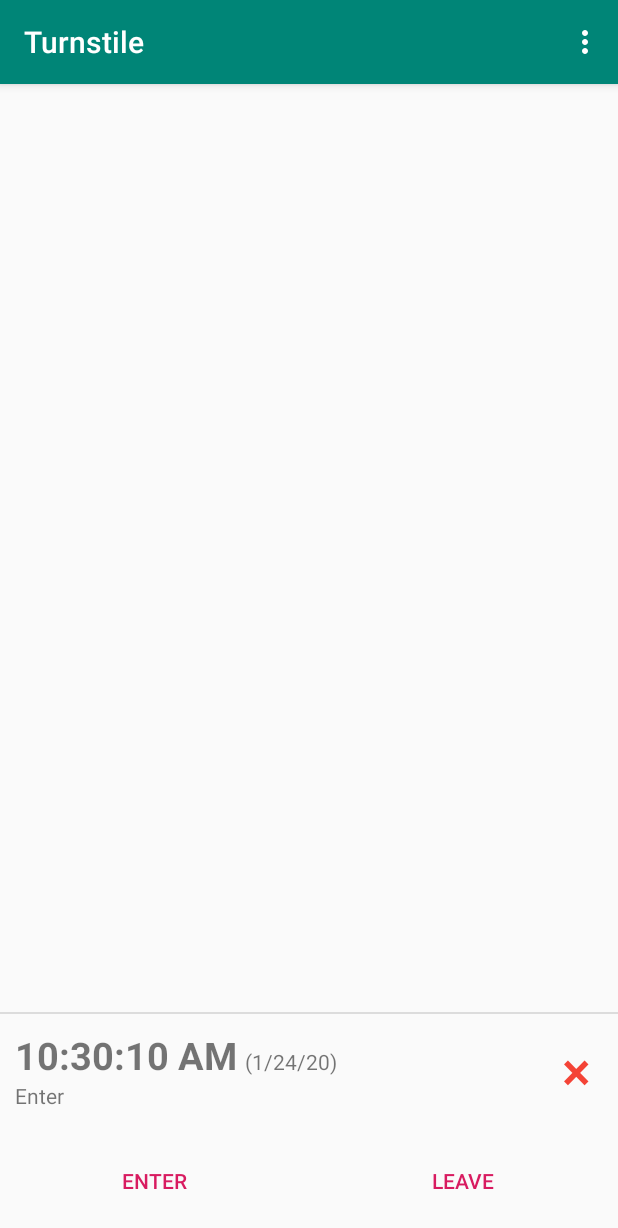
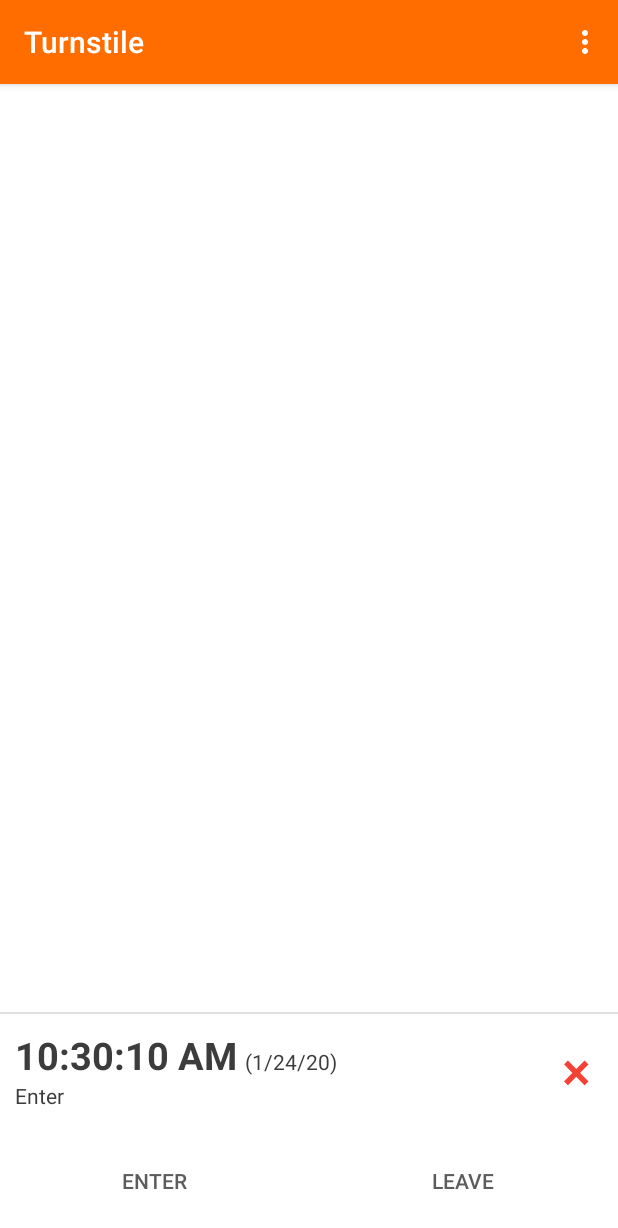
Before and after one commit to burdukowsky/EnterLeave, an Android app: the screen it shows after launch (MainActivity), after a tap on "ENTER", on a phone screen of 412 x 824 dp. Shown: the top 1228 px of the screen. Run offline under Robolectric (Android 15) with nearby library versions, the phone set to English and light mode, and no system bars; libraries missing offline, so code that uses them is left out: com.j256.ormlite; 2 statements that could not run were skipped.

Commit message:
new colors

```diff
--- a/app/src/main/res/values/colors.xml
+++ b/app/src/main/res/values/colors.xml
@@ -1,7 +1,9 @@
 <?xml version="1.0" encoding="utf-8"?>
 <resources>
-    <color name="colorPrimary">#008577</color>
-    <color name="colorPrimaryDark">#00574B</color>
-    <color name="colorAccent">#D81B60</color>
+    <color name="colorPrimary">#FF6D00</color>
+    <color name="colorPrimaryDark">#C43C00</color>
+    <color name="colorAccent">#5C5C5C</color>
     <color name="colorDanger">#F44336</color>
+    <color name="colorText">#3C3C3C</color>
+    <color name="colorBackground">#FFFFFF</color>
 </resources>
--- a/app/src/main/res/values/styles.xml
+++ b/app/src/main/res/values/styles.xml
@@ -3,6 +3,8 @@
     <!-- Base application theme. -->
     <style name="AppTheme" parent="Theme.AppCompat.Light.DarkActionBar">
         <!-- Customize your theme here. -->
+        <item name="android:textColorTertiary">@color/colorText</item>
+        <item name="android:colorBackground">@color/colorBackground</item>
         <item name="colorPrimary">@color/colorPrimary</item>
         <item name="colorPrimaryDark">@color/colorPrimaryDark</item>
         <item name="colorAccent">@color/colorAccent</item>
```
Also changed, not shown: app/src/main/res/drawable-v24/ic_launcher_foreground.xml (+6 -6 lines), app/src/main/ic_launcher-web.png, app/src/main/res/mipmap-hdpi/ic_launcher.png, app/src/main/res/mipmap-hdpi/ic_launcher_round.png, app/src/main/res/mipmap-mdpi/ic_launcher.png, app/src/main/res/mipmap-mdpi/ic_launcher_round.png, app/src/main/res/mipmap-xhdpi/ic_launcher.png, app/src/main/res/mipmap-xhdpi/ic_launcher_round.png, app/src/main/res/mipmap-xxhdpi/ic_launcher.png, app/src/main/res/mipmap-xxhdpi/ic_launcher_round.png, app/src/main/res/mipmap-xxxhdpi/ic_launcher.png, app/src/main/res/mipmap-xxxhdpi/ic_launcher_round.png.
